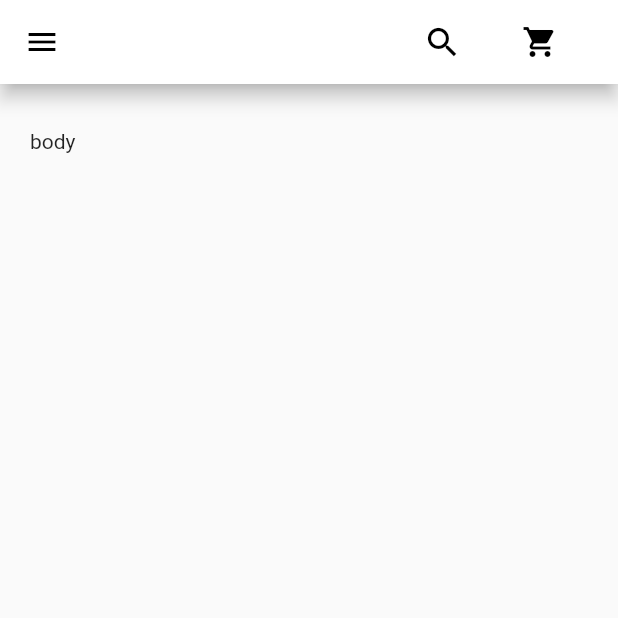
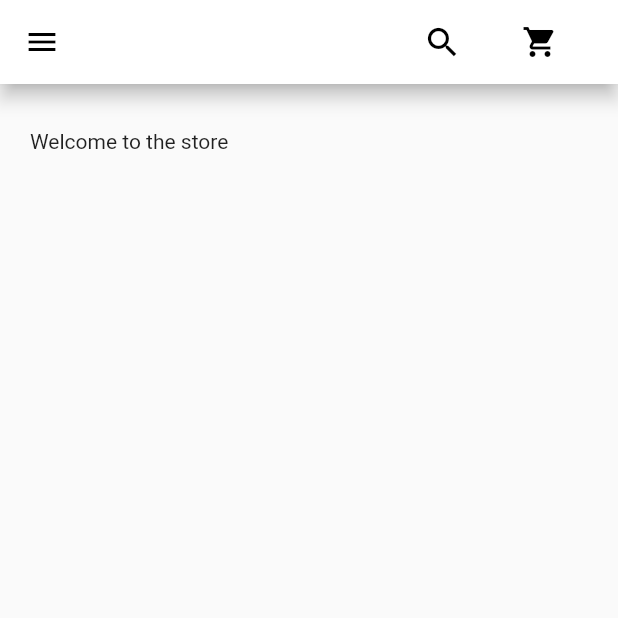
Before and after one commit to insafmechergui/shopLand, a Flutter app: the screen it shows after launch, on a phone screen of 412 x 824 dp, the top half of it. Run offline on Flutter 3.47's test engine with Material 2 defaults, Android fonts, the light colour scheme and no system bars.

Commit message:
starting body

```diff
--- a/lib/body.dart
+++ b/lib/body.dart
@@ -12,7 +12,7 @@ class _BodyState extends State<Body> {
   Widget build(BuildContext context) {
     return Container(
       margin:EdgeInsets.symmetric(vertical: 30, horizontal: 20),
-      child: Text('body'),
+      child: Text('Welcome to the store'),
     );
   }
 }
```
